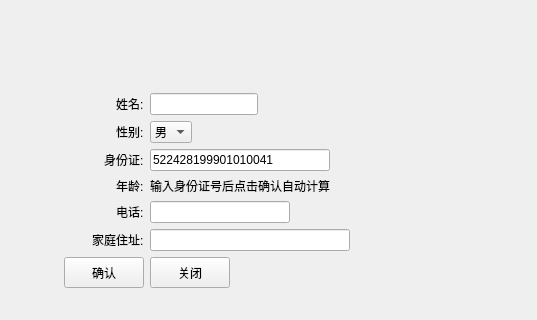
Old version of the form commonuser/information.ui in the repository sayazaaa/SmMed; both pictures show x 247 to 784 and y 138 to 458 of the 784 by 655 pixel window.
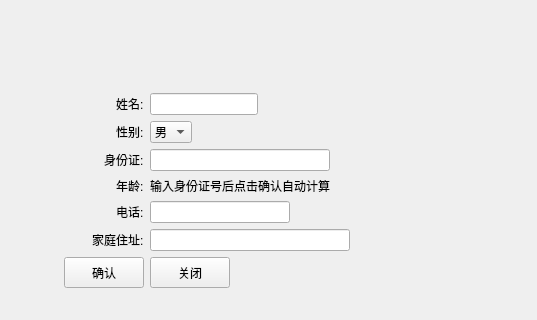
New version of the form. Icons and pictures are not drawn.

The edit to the form file:
```diff
--- a/commonuser/information.ui
+++ b/commonuser/information.ui
@@ -114,7 +114,7 @@
                </size>
               </property>
               <property name="text">
-               <string>522428199901010041</string>
+               <string/>
               </property>
              </widget>
             </item>
```
